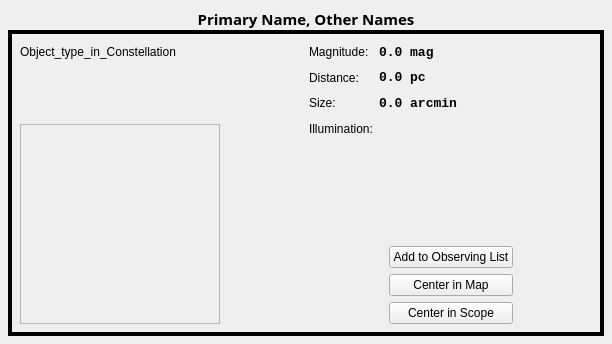
Qt form kstars/dialogs/details_data.ui (KDE/kstars) before a commit.
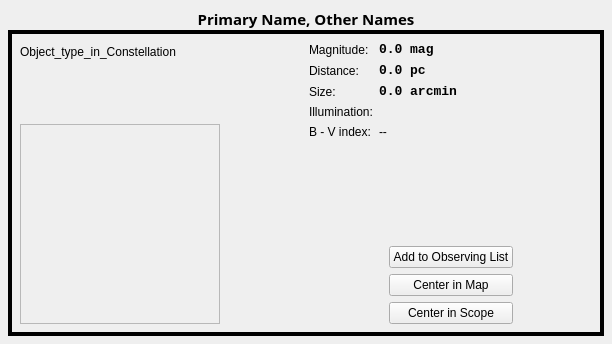
The same form after that commit. Custom widgets are drawn as their Qt base class.

Commit message:
Add a B - V color index label in the details dialog, that displays B - V color index whenever we have the data to do so. However, some polishing needs to still be done.
Besides, it's very weird right now, because we have B and V data for
faint stars, but not for bright ones! So you can see B - V color index
for 15th mag stars, but not for 3rd or 11th mag stars.

FEATURE

```diff
--- a/kstars/dialogs/details_data.ui
+++ b/kstars/dialogs/details_data.ui
@@ -287,6 +287,20 @@
               </property>
              </widget>
             </item>
+            <item row="4" column="0">
+             <widget class="QLabel" name="BVLabel">
+              <property name="text">
+               <string>B - V index:</string>
+              </property>
+             </widget>
+            </item>
+            <item row="4" column="1">
+             <widget class="QLabel" name="BVIndex">
+              <property name="text">
+               <string>--</string>
+              </property>
+             </widget>
+            </item>
            </layout>
           </item>
           <item>
```
The commit also changes 1 other file.
